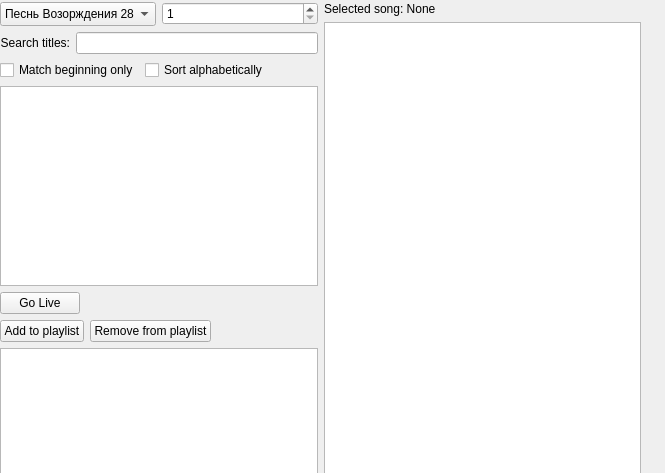
The window that src/songwidget.ui (SoftProjector/src) describes before a commit, drawn with Qt 5.
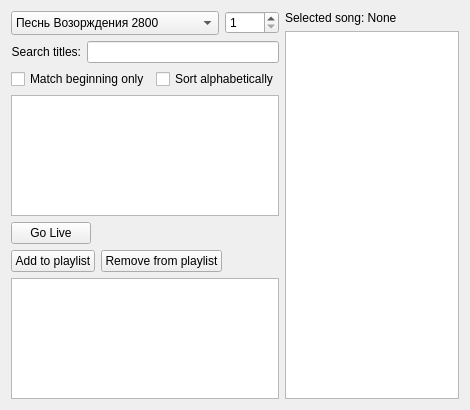
The same window after the commit.

Commit message: Minor layout changes, including smaller minimum sizes for some frames

The edit to the form file:
```diff
--- a/src/songwidget.ui
+++ b/src/songwidget.ui
@@ -6,8 +6,8 @@
    <rect>
     <x>0</x>
     <y>0</y>
-    <width>665</width>
-    <height>473</height>
+    <width>470</width>
+    <height>410</height>
    </rect>
   </property>
   <property name="sizePolicy">
@@ -18,27 +18,18 @@
   </property>
   <property name="minimumSize">
    <size>
-    <width>500</width>
+    <width>400</width>
     <height>0</height>
    </size>
   </property>
   <property name="windowTitle">
    <string>Form</string>
   </property>
-  <widget class="QWidget" name="">
-   <property name="geometry">
-    <rect>
-     <x>0</x>
-     <y>2</y>
-     <width>641</width>
-     <height>545</height>
-    </rect>
-   </property>
    <layout class="QHBoxLayout" name="horizontalLayout_6">
     <item>
      <layout class="QVBoxLayout" name="verticalLayout">
       <item>
-       <layout class="QHBoxLayout" name="horizontalLayout_4">
+      <layout class="QHBoxLayout" name="horizontalLayout_4" stretch="10,0">
         <item>
          <widget class="QComboBox" name="comboBoxPvNumber">
           <property name="statusTip">
@@ -286,7 +277,7 @@
        <widget class="QListWidget" name="listPreview">
         <property name="minimumSize">
          <size>
-          <width>250</width>
+         <width>150</width>
           <height>0</height>
          </size>
         </property>
@@ -301,7 +292,6 @@
      </layout>
     </item>
    </layout>
-  </widget>
  </widget>
  <resources/>
  <connections/>
```
Lines whose indentation alone changed are shown as unchanged. The commit also changes 2 other files.
